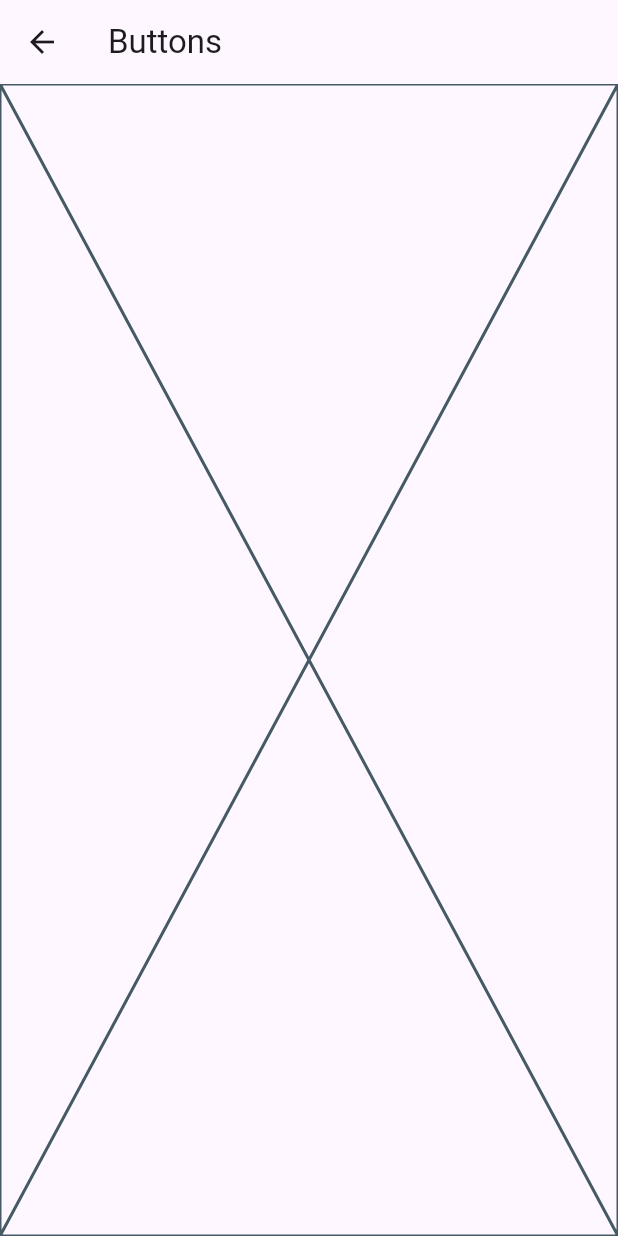
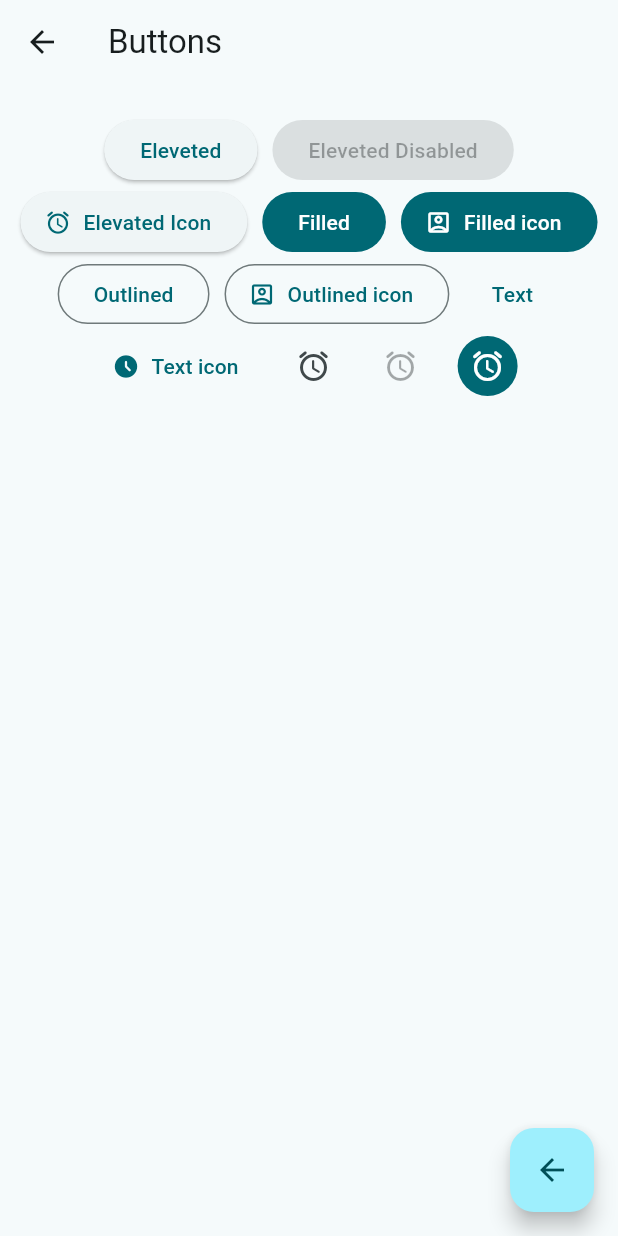
Before and after one commit to aguskuster/flutter_widgets, a Flutter app: the screen it shows after launch, after a tap on "Botones", on a phone screen of 412 x 824 dp. Run offline on Flutter 3.47's test engine with Material 3 defaults, Android fonts, the phone set to English and light mode, and no system bars; our stand-ins replace go_router.

Commit message:
some buttons

```diff
--- a/lib/main.dart
+++ b/lib/main.dart
@@ -15,7 +15,7 @@ class MyApp extends StatelessWidget {
       routerConfig: appRouter,
       title: 'Material3 Theme',
       debugShowCheckedModeBanner: false,
-      theme: AppTheme(selectedColor: 0).getTheme(),
+      theme: AppTheme(selectedColor: 13).getTheme(),
 
 
     );
--- a/lib/presentation/screens/buttons/buttons_screen.dart
+++ b/lib/presentation/screens/buttons/buttons_screen.dart
@@ -1,4 +1,5 @@
 import 'package:flutter/material.dart';
+import 'package:go_router/go_router.dart';
 
 class ButtonsScreen extends StatelessWidget {
   static const String name = 'buttons_screen';
@@ -10,7 +11,47 @@ class ButtonsScreen extends StatelessWidget {
       appBar: AppBar(
         title: const Text('Buttons'),
       ),
-      body: const Placeholder()
+      body: const _ButtonsView(),
+      floatingActionButton: FloatingActionButton(
+        onPressed: () {
+          context.pop();
+        },
+        child: const Icon(Icons.arrow_back),
+      ),
     );
   }
 }
+
+class _ButtonsView extends StatelessWidget {
+  const _ButtonsView();
+
+  @override
+  Widget build(BuildContext context) {
+    final colors = Theme.of(context).colorScheme;
+    return SizedBox(
+      width: double.infinity,
+      child: Padding(
+        padding: const EdgeInsets.symmetric(horizontal: 10, vertical: 20),
+        child: Wrap(
+          alignment: WrapAlignment.center,
+          spacing: 10,
+          children: [
+            ElevatedButton(onPressed: () {}, child: const Text("Eleveted")),
+            const ElevatedButton(onPressed: null, child: Text("Eleveted Disabled")),
+            ElevatedButton.icon(onPressed: () {}, icon: const Icon(Icons.access_alarm_rounded), label: const Text("Elevated Icon")),
+            FilledButton(onPressed: () {}, child: const Text("Filled")),
+            FilledButton.icon(onPressed: (){}, icon: const Icon(Icons.account_box_outlined), label: const Text("Filled icon")),
+            OutlinedButton(onPressed: (){}, child: const Text("Outlined")),
+            OutlinedButton.icon(onPressed: (){}, icon: const Icon(Icons.account_box_outlined), label: const Text("Outlined icon")),
+            TextButton(onPressed: (){}, child: const Text("Text")),
+            TextButton.icon(onPressed: (){}, icon: const Icon(Icons.access_time_filled_rounded), label: const Text("Text icon")),
+
+            IconButton(onPressed: (){}, icon: const Icon(Icons.access_alarm_rounded)),
+            IconButton(onPressed: null, icon: const Icon(Icons.access_alarm_rounded)),
+            IconButton(onPressed: (){},style: ButtonStyle( backgroundColor: MaterialStatePropertyAll(colors.primary), iconColor: const MaterialStatePropertyAll(Colors.white)), icon: const Icon(Icons.access_alarm_rounded)),
+          ],
+        ),
+      ),
+    );
+  }
+}
```
